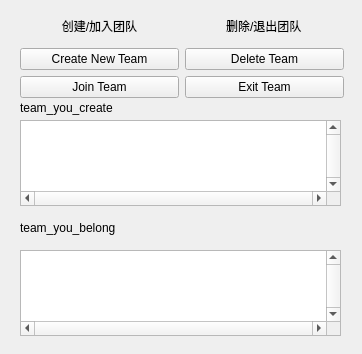
val213/ValCalendar, file Team_mng.ui: the form before one commit.
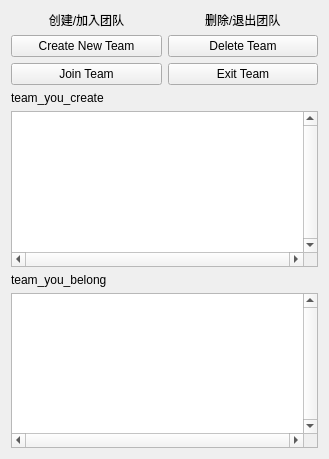
The form after the commit.

Diff of the .ui file:
```diff
--- a/Team_mng.ui
+++ b/Team_mng.ui
@@ -6,22 +6,15 @@
    <rect>
     <x>0</x>
     <y>0</y>
-    <width>362</width>
-    <height>354</height>
+    <width>329</width>
+    <height>459</height>
    </rect>
   </property>
   <property name="windowTitle">
    <string>Form</string>
   </property>
-  <widget class="QWidget" name="horizontalLayoutWidget">
-   <property name="geometry">
-    <rect>
-     <x>20</x>
-     <y>10</y>
-     <width>324</width>
-     <height>88</height>
-    </rect>
-   </property>
+  <layout class="QGridLayout" name="gridLayout">
+   <item row="0" column="0">
    <layout class="QHBoxLayout" name="horizontalLayout">
     <item>
      <layout class="QVBoxLayout" name="verticalLayout">
@@ -81,35 +74,16 @@
      </layout>
     </item>
    </layout>
-  </widget>
-  <widget class="QTableWidget" name="tableWidget">
-   <property name="geometry">
-    <rect>
-     <x>20</x>
-     <y>250</y>
-     <width>321</width>
-     <height>86</height>
-    </rect>
-   </property>
-   <property name="verticalScrollBarPolicy">
-    <enum>Qt::ScrollBarAlwaysOn</enum>
-   </property>
-   <property name="horizontalScrollBarPolicy">
-    <enum>Qt::ScrollBarAlwaysOn</enum>
-   </property>
-   <property name="sizeAdjustPolicy">
-    <enum>QAbstractScrollArea::AdjustToContents</enum>
-   </property>
-  </widget>
+   </item>
+   <item row="1" column="0">
+    <widget class="QLabel" name="label_3">
+     <property name="text">
+      <string>team_you_create</string>
+     </property>
+    </widget>
+   </item>
+   <item row="2" column="0">
   <widget class="QTableWidget" name="tableWidget_2">
-   <property name="geometry">
-    <rect>
-     <x>20</x>
-     <y>120</y>
-     <width>321</width>
-     <height>86</height>
-    </rect>
-   </property>
    <property name="verticalScrollBarPolicy">
     <enum>Qt::ScrollBarAlwaysOn</enum>
    </property>
@@ -120,32 +94,28 @@
     <enum>QAbstractScrollArea::AdjustToContents</enum>
    </property>
   </widget>
+   </item>
+   <item row="3" column="0">
   <widget class="QLabel" name="label_2">
-   <property name="geometry">
-    <rect>
-     <x>20</x>
-     <y>220</y>
-     <width>111</width>
-     <height>16</height>
-    </rect>
-   </property>
    <property name="text">
     <string>team_you_belong</string>
    </property>
   </widget>
-  <widget class="QLabel" name="label_3">
-   <property name="geometry">
-    <rect>
-     <x>20</x>
-     <y>100</y>
-     <width>101</width>
-     <height>16</height>
-    </rect>
-   </property>
-   <property name="text">
-    <string>team_you_create</string>
-   </property>
-  </widget>
+   </item>
+   <item row="4" column="0">
+    <widget class="QTableWidget" name="tableWidget">
+     <property name="verticalScrollBarPolicy">
+      <enum>Qt::ScrollBarAlwaysOn</enum>
+     </property>
+     <property name="horizontalScrollBarPolicy">
+      <enum>Qt::ScrollBarAlwaysOn</enum>
+     </property>
+     <property name="sizeAdjustPolicy">
+      <enum>QAbstractScrollArea::AdjustToContents</enum>
+     </property>
+    </widget>
+   </item>
+  </layout>
  </widget>
  <resources/>
  <connections/>
```
Lines whose indentation alone changed are shown as unchanged.
